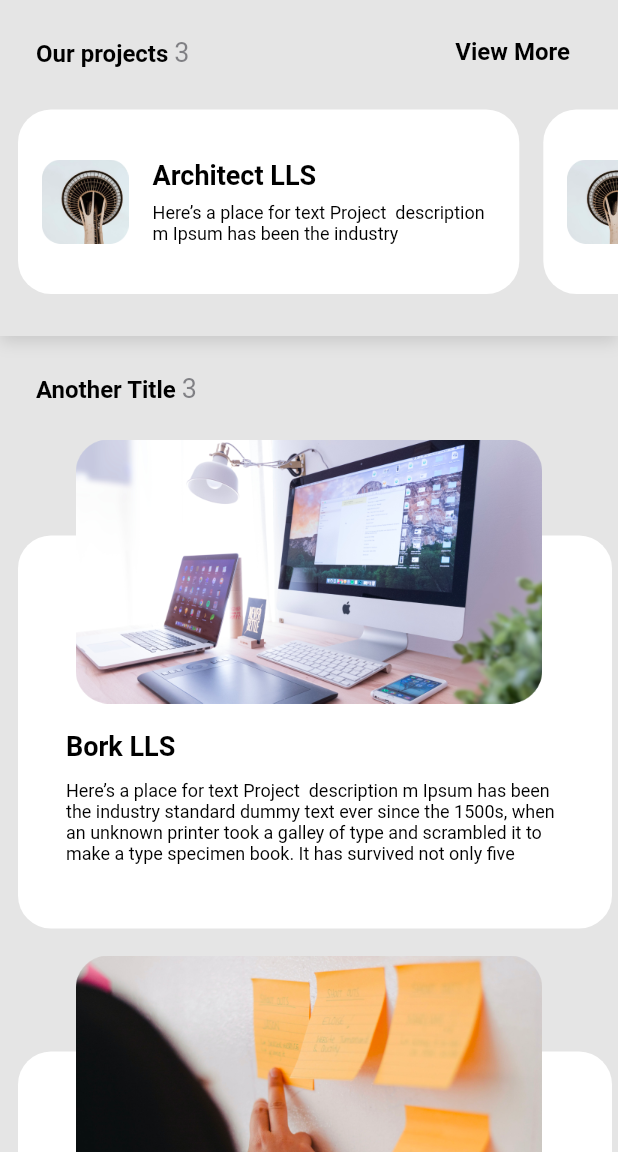
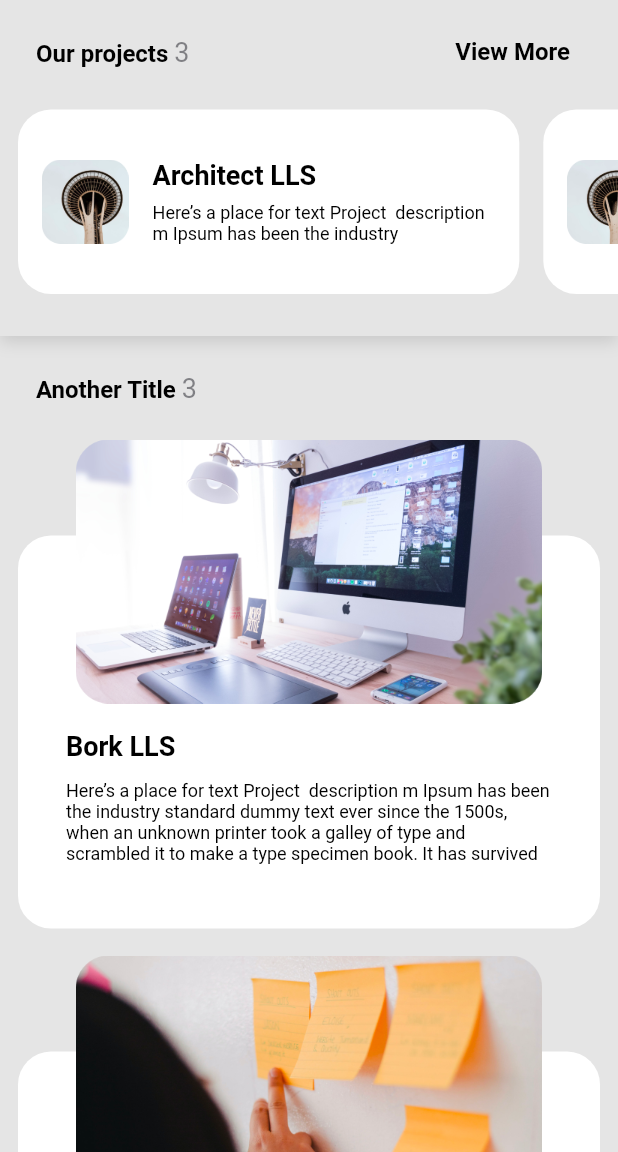
Before and after one commit to hayrapetyanabraham/AOD-task, a Flutter app: the screen it shows after launch, on a phone screen of 412 x 824 dp, the part 84-1236 px from its top. Run offline on Flutter 3.47's test engine with Material 2 defaults, Android fonts, the phone set to English and light mode, and no system bars; our stand-ins replace flutter_mobx, flutter_svg, mobx; generated files the repository leaves out were written again; Roboto replaces fonts that are missing (Montserrat).

Commit message:
Fixed padding for items

```diff
--- a/lib/widget/vertical_news_item.dart
+++ b/lib/widget/vertical_news_item.dart
@@ -3,7 +3,7 @@ import 'package:flutter/material.dart';
 
 class VerticalNewsItem extends StatelessWidget {
   final News news;
- final Function onItemClick;
+  final Function onItemClick;
 
   const VerticalNewsItem({Key key, this.news, this.onItemClick})
       : super(key: key);
@@ -20,7 +20,7 @@ class VerticalNewsItem extends StatelessWidget {
                 alignment: Alignment.bottomCenter,
                 child: Container(
                   height: 270,
-                  padding: EdgeInsets.only(left: 8),
+                  padding: EdgeInsets.only(left: 8, right: 8),
                   child: Card(
                     elevation: 0.0,
                     shape: RoundedRectangleBorder(
```
